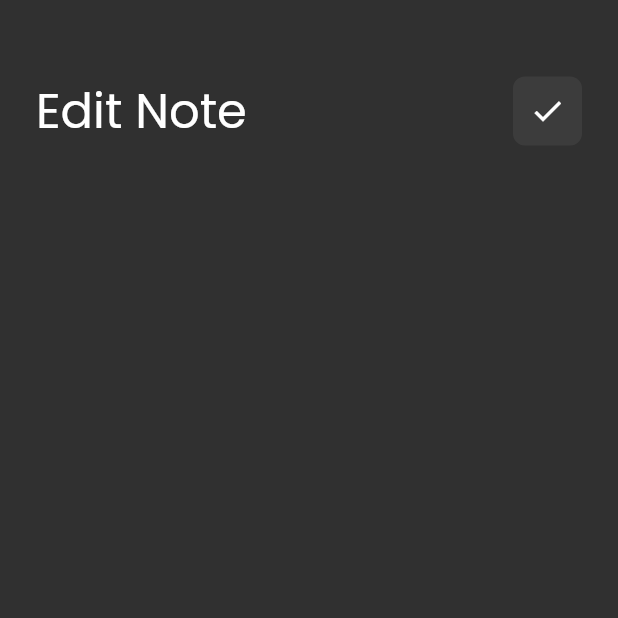
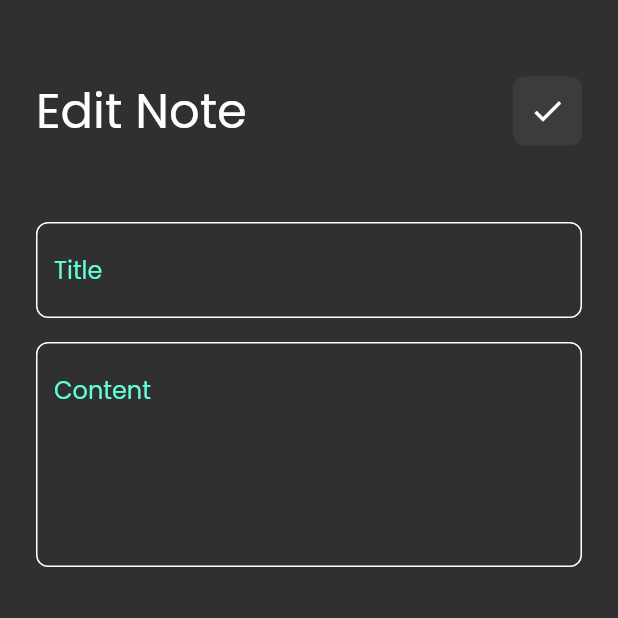
Before and after one commit to AmeerHz/notes_app, a Flutter app: the EditNoteView screen opened directly, on a phone screen of 412 x 824 dp, the top half of it. Run offline on Flutter 3.47's test engine with Material 2 defaults, Android fonts, the light colour scheme and no system bars; our stand-ins replace font_awesome_flutter.

Commit message:
finish edit note view

```diff
--- a/lib/views/widgets/custom_app_bar.dart
+++ b/lib/views/widgets/custom_app_bar.dart
@@ -1,5 +1,5 @@
 import 'package:flutter/material.dart';
-import 'package:notes_app/views/widgets/custom_search_icon.dart';
+import 'package:notes_app/views/widgets/custom_app_bar_icon.dart';
 
 class CustomAppBar extends StatelessWidget {
   const CustomAppBar({super.key, required this.title, required this.icon});
@@ -16,7 +16,7 @@ class CustomAppBar extends StatelessWidget {
           ),
         ),
         const Spacer(),
-        CustomSearchIcon(icon: icon,),
+        CustomAppBarIcon(icon: icon,),
       ],
     );
   }
--- a/lib/views/widgets/custom_search_icon.dart
+++ b/lib/views/widgets/custom_app_bar_icon.dart
@@ -1,8 +1,8 @@
 import 'package:flutter/material.dart';
 
-class CustomSearchIcon extends StatelessWidget {
-  const CustomSearchIcon({super.key, required this.icon});
-  final IconData icon ;
+class CustomAppBarIcon extends StatelessWidget {
+  const CustomAppBarIcon({super.key, required this.icon});
+  final IconData icon;
   @override
   Widget build(BuildContext context) {
     return Container(
@@ -11,7 +11,10 @@ class CustomSearchIcon extends StatelessWidget {
       decoration: BoxDecoration(
           color: Colors.white.withOpacity(0.06),
           borderRadius: BorderRadius.circular(8)),
-      child: Icon(icon),
+      child: IconButton(
+        icon: Icon(icon),
+        onPressed: () {},
+      ),
     );
   }
 }
--- a/lib/views/widgets/edit_note_view_body.dart
+++ b/lib/views/widgets/edit_note_view_body.dart
@@ -2,6 +2,7 @@ import 'package:flutter/material.dart';
 import 'package:flutter/src/widgets/framework.dart';
 import 'package:flutter/src/widgets/placeholder.dart';
 import 'package:notes_app/views/widgets/custom_app_bar.dart';
+import 'package:notes_app/views/widgets/custom_text_field.dart';
 
 class EditNoteViewBody extends StatelessWidget {
   const EditNoteViewBody({super.key});
@@ -13,14 +14,27 @@ class EditNoteViewBody extends StatelessWidget {
         horizontal: 24,
       ),
       child: Column(
-        children:const [
-           SizedBox(
+        children: const [
+          SizedBox(
             height: 50,
           ),
           CustomAppBar(
             title: 'Edit Note',
             icon: Icons.check,
           ),
+          SizedBox(
+            height: 50,
+          ),
+          CustomTextField(
+            hint: 'Title',
+          ),
+          SizedBox(
+            height: 16,
+          ),
+          CustomTextField(
+            hint: 'Content',
+            maxLines: 5,
+          ),
         ],
       ),
     );
```
